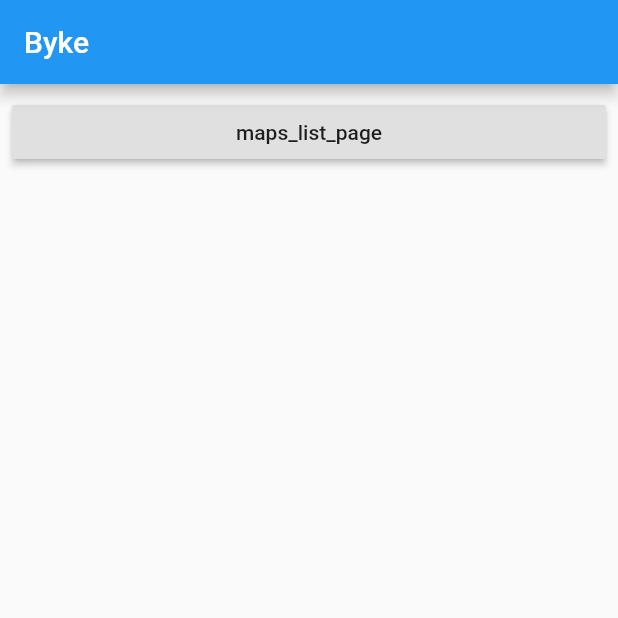
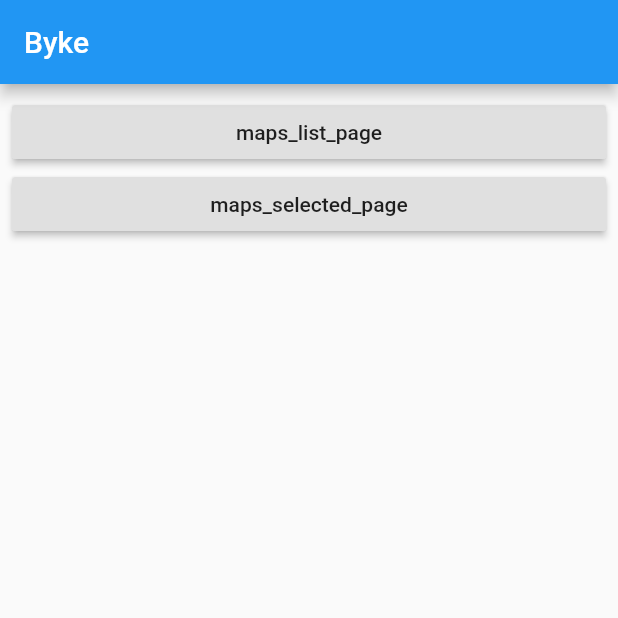
Before and after one commit to justinjk007/ui-course-project, a Flutter app: the screen it shows after launch, on a phone screen of 412 x 824 dp, the top half of it. Run offline on Flutter 3.47's test engine with Material 2 defaults, Android fonts, the phone set to English and light mode, and no system bars; missing offline and left inert: expandable_card.

Commit message:
Map portion of the main map page is done

```diff
--- a/lib/maps_list_page.dart
+++ b/lib/maps_list_page.dart
@@ -10,6 +10,8 @@ class MapsListPage extends StatefulWidget {
 }
 
 class _MapsListPageState extends State<MapsListPage> {
+  // TODO: Add hero animation from this page
+  // TODO: use https://pub.dev/packages/expandable_card
   Widget makeContent(String main, String stars) {
     return Column(
       crossAxisAlignment: CrossAxisAlignment.start,
--- /dev/null
+++ b/lib/maps_selected_page.dart
@@ -0,0 +1,36 @@
+import 'package:flutter/material.dart';
+import 'package:expandable_card/expandable_card.dart';
+
+class PageSelected extends StatefulWidget {
+  PageSelected({
+    Key key,
+    this.image,
+  }) : super(key: key);
+
+  final String image;
+
+  @override
+  _PageSelectedState createState() => _PageSelectedState();
+}
+
+class _PageSelectedState extends State<PageSelected> {
+  @override
+  Widget build(BuildContext context) {
+    return MaterialApp(
+      home: Scaffold(
+        body: ExpandableCardPage(
+          page: Center(
+            child: Image.asset(
+              widget.image,
+              fit: BoxFit.cover,
+              height: double.infinity,
+            ),
+          ),
+          expandableCard: ExpandableCard(
+            children: <Widget>[Text("Hello world")],
+          ),
+        ),
+      ),
+    );
+  }
+}
--- a/lib/page_list.dart
+++ b/lib/page_list.dart
@@ -1,5 +1,6 @@
 import 'package:flutter/material.dart';
 import 'maps_list_page.dart';
+import 'maps_selected_page.dart';
 
 class PageList extends StatelessWidget {
   @override
@@ -24,6 +25,17 @@ class PageList extends StatelessWidget {
                 );
               },
             ),
+            RaisedButton(
+              child: Text("maps_selected_page"),
+              onPressed: () {
+                Navigator.push(
+                  context,
+                  new MaterialPageRoute(
+                    builder: (context) => new PageSelected(image:"assets/map1.jpg"),
+                  ),
+                );
+              },
+            ),
           ], // List of buttons
         ),
       ),
--- a/pubspec.yaml
+++ b/pubspec.yaml
@@ -10,6 +10,7 @@ dependencies:
   flutter:
     sdk: flutter
   cupertino_icons: ^0.1.2
+  expandable_card: ^0.0.3
 
 dev_dependencies:
   flutter_test:
```
Also changed, not shown: assets/map1.jpg, pubspec.lock.
